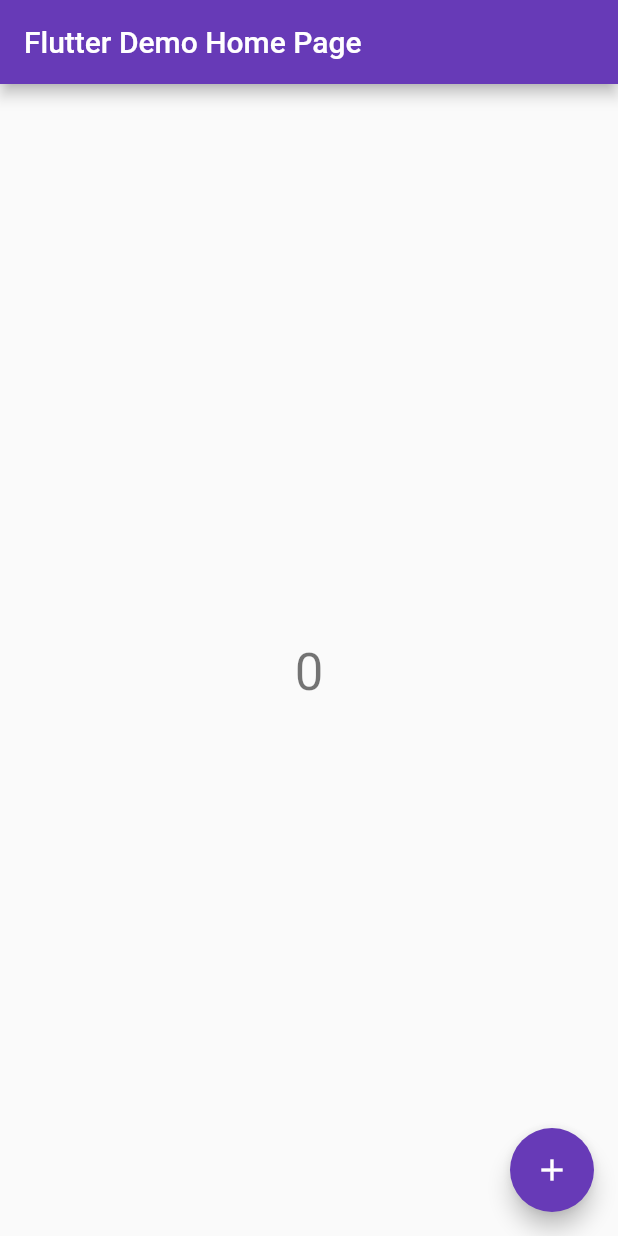
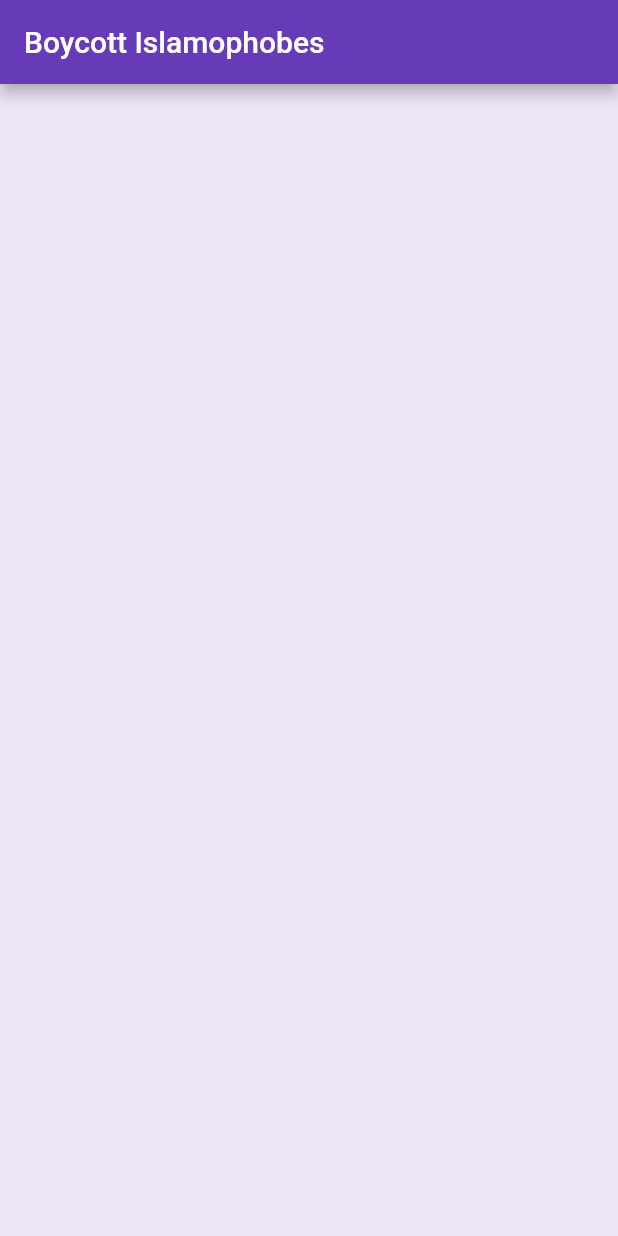
Before and after one commit to motasimfuad/Boycott-Islamophobes, a Flutter app: the screen it shows after launch, on a phone screen of 412 x 824 dp. Run offline on Flutter 3.47's test engine with Material 2 defaults, Android fonts, the phone set to English and light mode, and no system bars; our stand-ins replace bloc, equatable, firebase_core, flutter_dotenv, flutter_screenutil; accounts and stored records are empty.

Commit message:
some constants added

```diff
--- /dev/null
+++ b/lib/core/constants/colors.dart
@@ -0,0 +1,35 @@
+import 'package:flutter/material.dart';
+
+class KColors {
+  static const grey = Color(0xffb4c9de);
+  static const greyLight = Color(0xfff8f8fa);
+  static const green = Color(0xff02A499);
+  static const blue = Color(0xff1BB1E7);
+
+  static const success = Color(0xff02a499);
+  static const danger = Color(0xffec4561);
+  static const warning = Color(0xfff8b425);
+  static const info = Color(0xff38a4f8);
+
+  static const secondary = Color(0xff333547);
+  static const secondaryLight = Color(0xff383b4e);
+  static const secondaryDark = Color(0xff292b38);
+
+  static const primary = Colors.deepPurple;
+}
+
+final Map<int, Color> _darkMap = {
+  50: Colors.brown[50] as Color,
+  100: Colors.brown[100] as Color,
+  200: Colors.brown[200] as Color,
+  300: Colors.brown[300] as Color,
+  400: Colors.brown[400] as Color,
+  500: Colors.brown[900] as Color,
+  600: Colors.brown[600] as Color,
+  700: Colors.brown[700] as Color,
+  800: Colors.brown[800] as Color,
+  900: Colors.brown[900] as Color,
+};
+
+final MaterialColor darkSwatch =
+    MaterialColor(Colors.brown[900]!.value, _darkMap);
--- /dev/null
+++ b/lib/core/error/exceptions.dart
@@ -0,0 +1,3 @@
+class CacheException implements Exception {}
+
+class LocalException implements Exception {}
--- /dev/null
+++ b/lib/core/themes/app_theme.dart
@@ -0,0 +1,35 @@
+import 'package:flutter/material.dart';
+
+import '../constants/colors.dart';
+
+class AppTheme {
+  const AppTheme._();
+  static final lightTheme = ThemeData(
+    primarySwatch: KColors.primary,
+    canvasColor: Colors.white,
+    bottomNavigationBarTheme: BottomNavigationBarThemeData(
+      backgroundColor: Colors.brown.shade50,
+    ),
+    // appBarTheme: AppBarTheme(titleTextStyle: TextStyle()),
+    visualDensity: VisualDensity.adaptivePlatformDensity,
+  );
+
+  static final darkTheme = ThemeData(
+    primarySwatch: darkSwatch,
+    // primaryColor: Colors.brown[900],
+    backgroundColor: darkSwatch,
+    canvasColor: darkSwatch.shade900,
+    appBarTheme: const AppBarTheme().copyWith(
+        // backgroundColor: Colors.transparent,
+        // titleTextStyle: const TextStyle(
+        //   color: Colors.black54,
+        //   fontSize: 18,
+        //   fontWeight: FontWeight.w500,
+        // ),
+        ),
+    bottomNavigationBarTheme: BottomNavigationBarThemeData(
+      backgroundColor: Colors.deepOrange.shade50,
+    ),
+    visualDensity: VisualDensity.adaptivePlatformDensity,
+  );
+}
--- /dev/null
+++ b/lib/features/home_page.dart
@@ -0,0 +1,19 @@
+import 'package:flutter/material.dart';
+
+import '../core/constants/colors.dart';
+
+class HomePage extends StatelessWidget {
+  const HomePage({Key? key}) : super(key: key);
+
+  @override
+  Widget build(BuildContext context) {
+    return Scaffold(
+      appBar: AppBar(
+        title: const Text('Boycott Islamophobes'),
+      ),
+      body: Container(
+        color: KColors.primary.shade50,
+      ),
+    );
+  }
+}
--- a/lib/main.dart
+++ b/lib/main.dart
@@ -1,14 +1,15 @@
-import 'package:boycott_islamophobes/environment.dart';
+import 'package:boycott_islamophobes/features/home_page.dart';
 import 'package:boycott_islamophobes/firebase_options.dart';
-import 'package:cloud_firestore/cloud_firestore.dart';
 import 'package:firebase_core/firebase_core.dart';
 import 'package:flutter/material.dart';
 import 'package:flutter_dotenv/flutter_dotenv.dart';
 import 'package:flutter_screenutil/flutter_screenutil.dart';
 
+import 'core/themes/app_theme.dart';
+
 void main() async {
   WidgetsFlutterBinding.ensureInitialized();
-  await dotenv.load(fileName: '.env');
+  await dotenv.load();
   await Firebase.initializeApp(
     options: DefaultFirebaseOptions.currentPlatform,
   );
@@ -28,65 +29,10 @@ class MyApp extends StatelessWidget {
         return MaterialApp(
           debugShowCheckedModeBanner: false,
           title: 'Boycott Islamophobes',
-          theme: ThemeData(
-            primarySwatch: Colors.deepPurple,
-          ),
-          home: const MyHomePage(title: 'Flutter Demo Home Page'),
+          theme: AppTheme.lightTheme,
+          home: const HomePage(),
         );
       },
     );
   }
 }
-
-class MyHomePage extends StatefulWidget {
-  const MyHomePage({Key? key, required this.title}) : super(key: key);
-  final String title;
-
-  @override
-  State<MyHomePage> createState() => _MyHomePageState();
-}
-
-class _MyHomePageState extends State<MyHomePage> {
-  var fireStore = FirebaseFirestore.instance;
-
-  final int _counter = 0;
-
-  void _incrementCounter() async {
-    var futureCountries = await fireStore.collection('countries').get();
-    var mapCountries = futureCountries.docs.map((doc) => doc.data());
-    var futureCompanies = await fireStore.collection('companies').get();
-    var mapCompanies = futureCompanies.docs.map((doc) => doc.data());
-    print("mapCountries: $mapCountries");
-    print("mapCompanies: $mapCompanies");
-  }
-
-  @override
-  Widget build(BuildContext context) {
-    _incrementCounter();
-
-    return Scaffold(
-      appBar: AppBar(
-        title: Text(widget.title),
-      ),
-      body: Center(
-        child: Column(
-          mainAxisAlignment: MainAxisAlignment.center,
-          children: <Widget>[
-            Text(
-              Environment.messagingSenderId,
-            ),
-            Text(
-              '$_counter',
-              style: Theme.of(context).textTheme.headline4,
-            ),
-          ],
-        ),
-      ),
-      floatingActionButton: FloatingActionButton(
-        onPressed: _incrementCounter,
-        tooltip: 'Increment',
-        child: const Icon(Icons.add),
-      ), // This trailing comma makes auto-formatting nicer for build methods.
-    );
-  }
-}
--- a/pubspec.yaml
+++ b/pubspec.yaml
@@ -27,11 +27,14 @@ environment:
 # the latest version available on pub.dev. To see which dependencies have newer
 # versions available, run `flutter pub outdated`.
 dependencies:
+  bloc: ^8.0.3
   cloud_firestore: ^3.1.17
   cupertino_icons: ^1.0.2
+  equatable: ^2.0.3
   firebase_core: ^1.17.1
   flutter:
     sdk: flutter
+  flutter_bloc: ^8.0.1
   flutter_dotenv: ^5.0.2
   flutter_screenutil: ^5.5.3+2
   go_router: ^4.0.0
```
Also changed, not shown: lib/core/error/failures.dart (added, +8 -0 lines), lib/features/products/presentation/bloc/products_bloc.dart (added, +13 -0 lines), lib/features/products/presentation/bloc/products_event.dart (added, +8 -0 lines), lib/features/products/presentation/bloc/products_state.dart (added, +9 -0 lines), lib/features/bottom_nav.dart (added), pubspec.lock.
